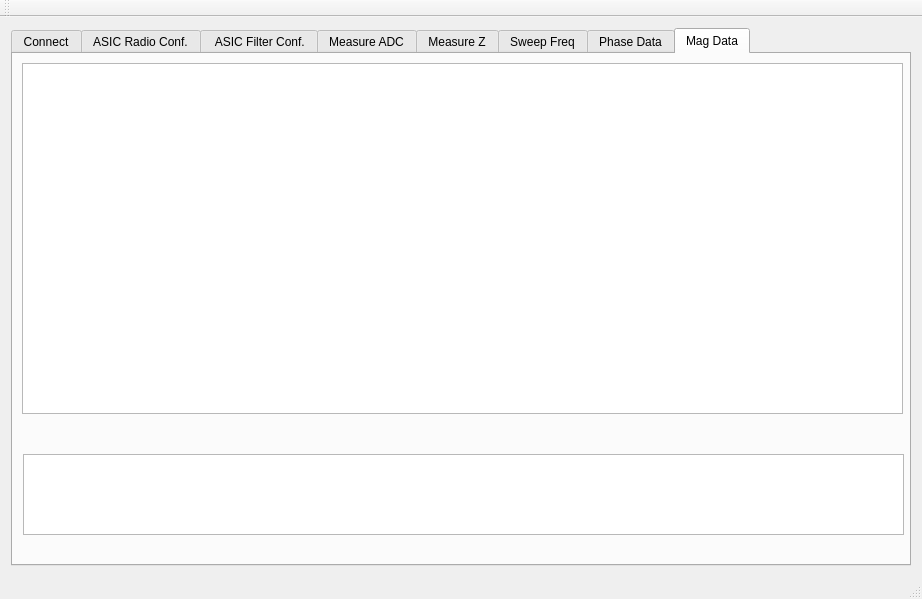
Qt form BioDriver/bio2016/mainwindow.ui (saul-rodriguez/Qt) before a commit.
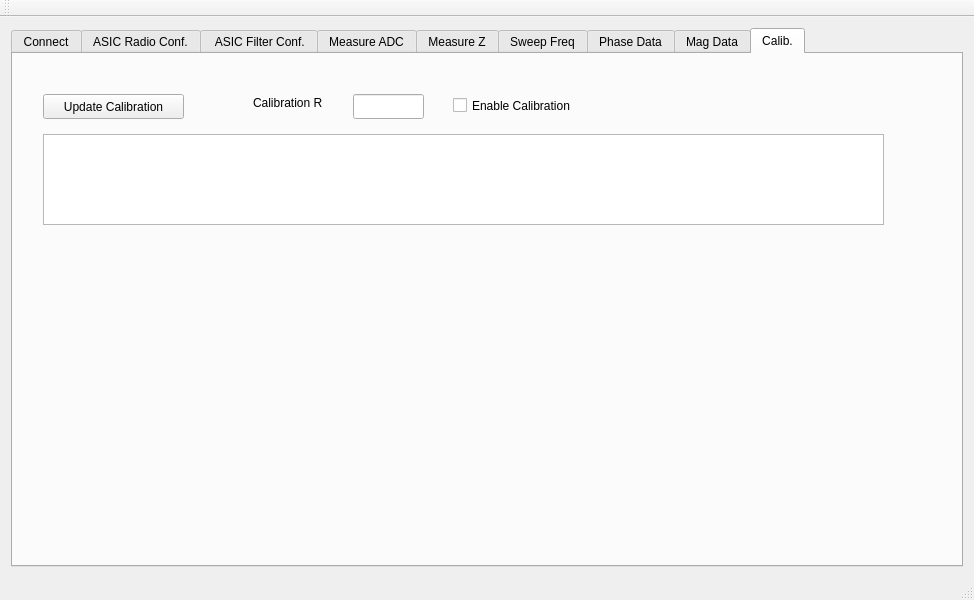
The same form after that commit. Custom widgets are drawn as their Qt base class.

Commit message: added calibration mag and phase tab

What changed in the file:
```diff
--- a/BioDriver/bio2016/mainwindow.ui
+++ b/BioDriver/bio2016/mainwindow.ui
@@ -6,8 +6,8 @@
    <rect>
     <x>0</x>
     <y>0</y>
-    <width>922</width>
-    <height>599</height>
+    <width>974</width>
+    <height>600</height>
    </rect>
   </property>
   <property name="windowTitle">
@@ -18,7 +18,7 @@
     <item>
      <widget class="QTabWidget" name="tabWidget">
       <property name="currentIndex">
-       <number>7</number>
+       <number>8</number>
       </property>
       <widget class="QWidget" name="tab">
        <attribute name="title">
@@ -1152,19 +1152,6 @@
          </rect>
         </property>
        </widget>
-       <widget class="QCheckBox" name="checkBoxCalibratePhase">
-        <property name="geometry">
-         <rect>
-          <x>620</x>
-          <y>370</y>
-          <width>171</width>
-          <height>23</height>
-         </rect>
-        </property>
-        <property name="text">
-         <string>Used for Calibration</string>
-        </property>
-       </widget>
        <widget class="QPushButton" name="pushButtonClearTables">
         <property name="geometry">
          <rect>
@@ -1197,13 +1184,77 @@
         <property name="geometry">
          <rect>
           <x>10</x>
-          <y>400</y>
+          <y>390</y>
           <width>881</width>
-          <height>81</height>
+          <height>91</height>
          </rect>
         </property>
        </widget>
       </widget>
+      <widget class="QWidget" name="tab_9">
+       <attribute name="title">
+        <string>Calib.</string>
+       </attribute>
+       <widget class="QTableView" name="tableViewCalibration">
+        <property name="geometry">
+         <rect>
+          <x>30</x>
+          <y>80</y>
+          <width>841</width>
+          <height>91</height>
+         </rect>
+        </property>
+       </widget>
+       <widget class="QPushButton" name="pushButtonUpdateCalibration">
+        <property name="geometry">
+         <rect>
+          <x>30</x>
+          <y>40</y>
+          <width>141</width>
+          <height>25</height>
+         </rect>
+        </property>
+        <property name="text">
+         <string>Update Calibration</string>
+        </property>
+       </widget>
+       <widget class="QCheckBox" name="checkBoxCalibratePhase">
+        <property name="geometry">
+         <rect>
+          <x>440</x>
+          <y>40</y>
+          <width>171</width>
+          <height>23</height>
+         </rect>
+        </property>
+        <property name="text">
+         <string>Enable Calibration</string>
+        </property>
+       </widget>
+       <widget class="QLineEdit" name="lineEditCalRes">
+        <property name="geometry">
+         <rect>
+          <x>340</x>
+          <y>40</y>
+          <width>71</width>
+          <height>25</height>
+         </rect>
+        </property>
+       </widget>
+       <widget class="QLabel" name="label_14">
+        <property name="geometry">
+         <rect>
+          <x>240</x>
+          <y>40</y>
+          <width>101</width>
+          <height>17</height>
+         </rect>
+        </property>
+        <property name="text">
+         <string>Calibration R</string>
+        </property>
+       </widget>
+      </widget>
      </widget>
     </item>
    </layout>
```
Left out of the diff: 2 changed lines with no effect on the pictures. The commit also changes 9 other files.
